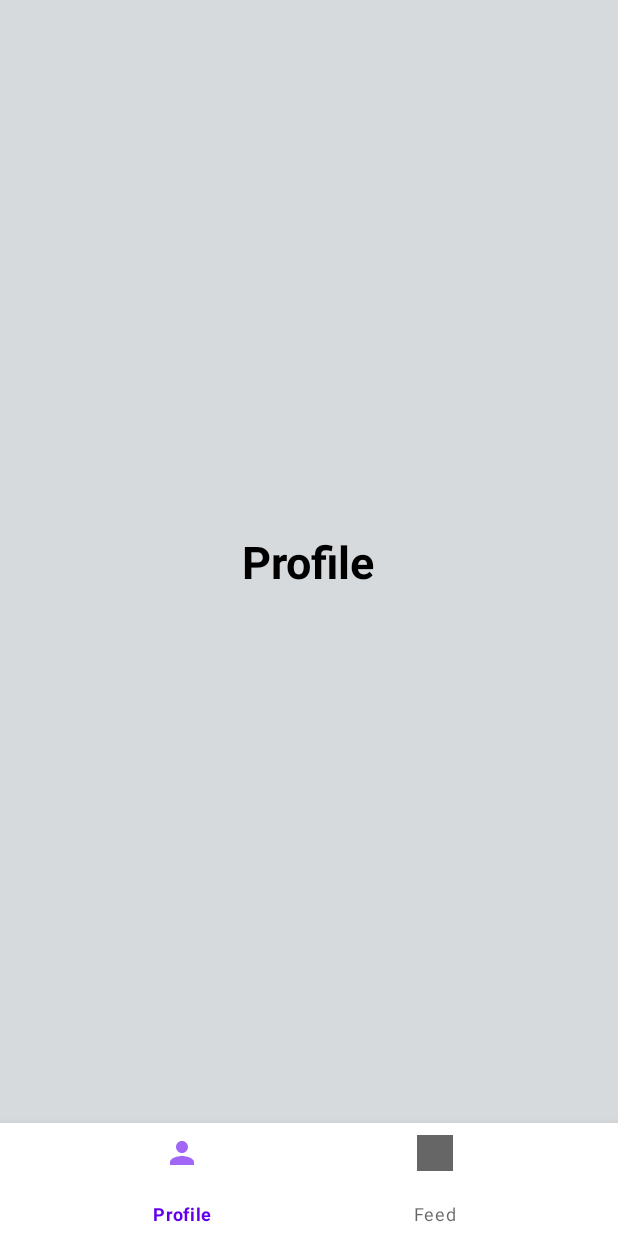
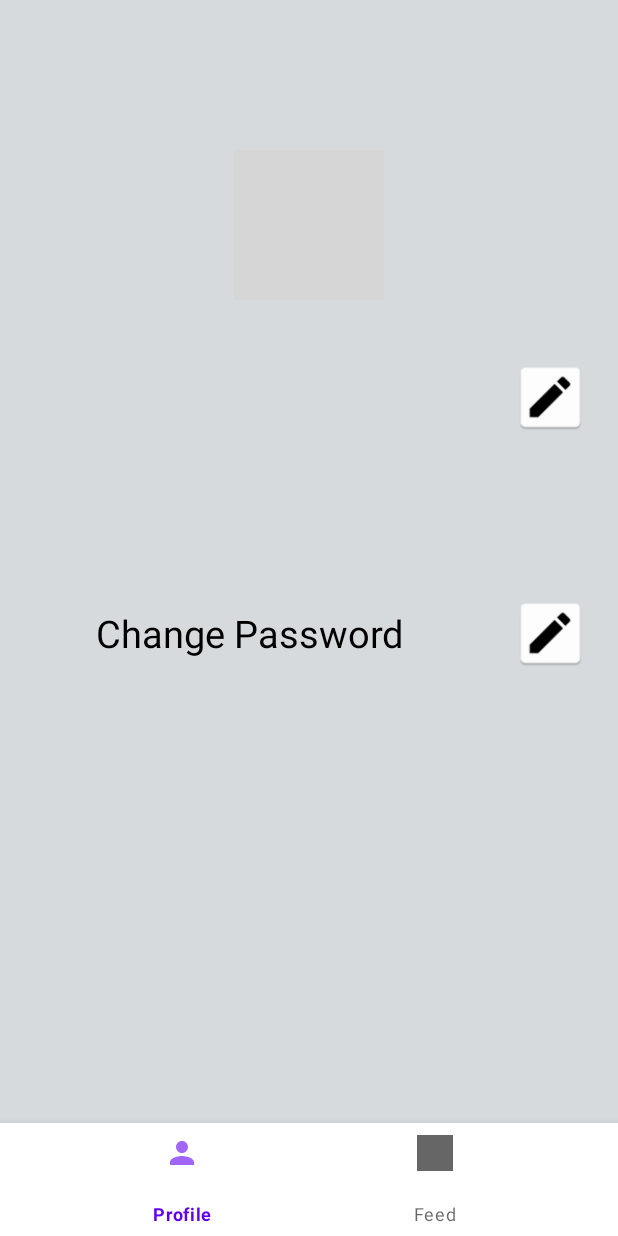
Before and after one commit to dudisamarel/social-app, an Android app: the fragment UserProfile placed in its activity, on a phone screen of 412 x 824 dp. Run offline under Robolectric (Android 15) with nearby library versions, the phone set to English and light mode, and no system bars; our stand-ins replace Firebase (no records; nobody signed in at launch, a user with empty details on screens opened directly), Picasso, navigation-ui; grey boxes are pictures that could not be loaded.

Commit message:
change pass

```diff
--- a/app/build.gradle
+++ b/app/build.gradle
@@ -31,6 +31,7 @@ android {
 }
 
 dependencies {
+    implementation 'com.squareup.picasso:picasso:2.8'
     implementation 'com.google.firebase:firebase-storage'
     implementation 'com.google.firebase:firebase-auth'
     implementation platform('com.google.firebase:firebase-bom:30.2.0')
--- a/app/src/main/java/com/colman/social_app/fragments/UserProfile.java
+++ b/app/src/main/java/com/colman/social_app/fragments/UserProfile.java
@@ -1,22 +1,134 @@
 package com.colman.social_app.fragments;
 
+import static com.colman.social_app.constants.Constants.PICK_IMAGE_REQUEST_CODE;
+
+import android.app.AlertDialog;
+import android.content.DialogInterface;
+import android.content.Intent;
 import android.os.Bundle;
 
+import androidx.annotation.Nullable;
 import androidx.fragment.app.Fragment;
 
+import android.util.Log;
 import android.view.LayoutInflater;
 import android.view.View;
 import android.view.ViewGroup;
+import android.widget.Button;
+import android.widget.EditText;
+import android.widget.ImageButton;
+import android.widget.ImageView;
+import android.widget.TextView;
+import android.widget.Toast;
 
 import com.colman.social_app.R;
+import com.colman.social_app.services.utils.DialogUtils;
+import com.colman.social_app.services.utils.ImageUtils;
+import com.colman.social_app.views.activities.Login;
+import com.google.firebase.auth.AuthCredential;
+import com.google.firebase.auth.EmailAuthProvider;
+import com.google.firebase.auth.FirebaseAuth;
+import com.google.firebase.auth.FirebaseUser;
+import com.squareup.picasso.Picasso;
 
 
 public class UserProfile extends Fragment {
+    ImageView profileIV;
+    ImageButton editPasswordIB;
+    ImageButton editNameIB;
+    ImageButton editEmailIB;
+    ImageUtils iu;
+    FirebaseUser user;
+
+    @Override
+    public View onCreateView(LayoutInflater inflater, ViewGroup container, Bundle savedInstanceState) {
+        user = FirebaseAuth.getInstance().getCurrentUser();
+        iu = new ImageUtils(getActivity());
+        View v = inflater.inflate(R.layout.fragment_user_profile, container, false);
+        if (user != null) {
+            profileIV = v.findViewById(R.id.profileIV);
+            TextView email = v.findViewById(R.id.emailTV);
+            email.setText(user.getEmail());
+            TextView fullName = v.findViewById(R.id.full_nameTV);
+            fullName.setText(user.getDisplayName());
+            Picasso.get().load(user.getPhotoUrl()).into(profileIV);
+        } else {
+            startActivity(new Intent(v.getContext(), Login.class));
+        }
+        v.findViewById(R.id.editNameIB).setOnClickListener(this::onClickEditName);
+        v.findViewById(R.id.editPasswordIB).setOnClickListener(this::onClickEditPassword);
+        profileIV.setOnClickListener(this::onClickEditImage);
+        return v;
+    }
+
+    private void onClickEditName(View view) {
+        FirebaseAuth.getInstance().signOut();
+        LayoutInflater inflater = this.getLayoutInflater();
+        View dialogView = inflater.inflate(R.layout.dialog_profile_name, null);
+        AlertDialog nameDialog = DialogUtils.dialog(this.getContext(), dialogView);
+        Button change = dialogView.findViewById(R.id.change_button);
+        EditText emailET = dialogView.findViewById(R.id.emailET);
+        EditText old_passwordET = dialogView.findViewById(R.id.old_passwordET);
+        EditText new_passwordET = dialogView.findViewById(R.id.new_passwordET);
+        change.setOnClickListener(v -> {
+            AuthCredential credential = EmailAuthProvider.getCredential(emailET.getText().toString(), old_passwordET.getText().toString());
+            user.reauthenticate(credential).addOnCompleteListener(auth -> {
+                if (auth.isSuccessful()) {
+                    user.updatePassword(new_passwordET.getText().toString()).addOnCompleteListener(t -> {
+                                if (t.isSuccessful()) {
+                                    nameDialog.dismiss();
+                                    Log.d("TAG", "onClickEditEmail:changed ");
+                                } else {
+                                    Log.d("Profile", t.getException().getMessage());
+                                    emailET.setError("Invalid mail");
+                                }
+                            }
+                    );
+                } else {
+                    Toast.makeText(this.getContext(), "Invalid email or password", Toast.LENGTH_SHORT).show();
+                }
+            });
+        });
+        nameDialog.show();
+    }
 
 
-    @Override
-    public View onCreateView(LayoutInflater inflater, ViewGroup container,
-                             Bundle savedInstanceState) {
-        return inflater.inflate(R.layout.fragment_user_profile, container, false);
+    private void onClickEditPassword(View view) {
+        LayoutInflater inflater = this.getLayoutInflater();
+        View dialogView = inflater.inflate(R.layout.dialog_profile_password, null);
+        AlertDialog passwordDialog = DialogUtils.dialog(this.getContext(), dialogView);
+        Button change = dialogView.findViewById(R.id.change_button);
+        EditText emailET = dialogView.findViewById(R.id.emailET);
+        EditText old_passwordET = dialogView.findViewById(R.id.old_passwordET);
+        EditText new_passwordET = dialogView.findViewById(R.id.new_passwordET);
+        change.setOnClickListener(v -> {
+           String em = emailET.getText().toString();
+           String pw = old_passwordET.getText().toString();
+            AuthCredential credential = EmailAuthProvider.getCredential(emailET.getText().toString(), old_passwordET.getText().toString());
+            user.reauthenticate(credential).addOnCompleteListener(auth -> {
+                if (auth.isSuccessful()) {
+                    user.updatePassword(new_passwordET.getText().toString()).addOnCompleteListener(t -> {
+                                if (t.isSuccessful()) {
+                                    passwordDialog.dismiss();
+                                    Log.d("TAG", "onClickEditEmail:changed ");
+                                } else {
+                                    Log.d("Profile", t.getException().getMessage());
+                                    emailET.setError("Invalid Password");
+                                }
+                            }
+                    );
+                } else {
+                    Log.d("Profile", auth.getException().getMessage());
+
+                    Toast.makeText(this.getContext(), "Invalid email or password", Toast.LENGTH_SHORT).show();
+                }
+            });
+        });
+        passwordDialog.show();
     }
+
+    private void onClickEditImage(View view) {
+        iu.selectImage();
+    }
+
 }
--- a/app/src/main/java/com/colman/social_app/views/activities/Login.java
+++ b/app/src/main/java/com/colman/social_app/views/activities/Login.java
@@ -21,7 +21,6 @@ public class Login extends AppCompatActivity {
     @Override
     protected void onCreate(Bundle savedInstanceState) {
         super.onCreate(savedInstanceState);
-        startActivity(new Intent(this, MainActivity.class));
         setContentView(R.layout.activity_login);
         email = findViewById(R.id.emailET);
         password = findViewById(R.id.passwordET);
--- a/app/src/main/res/layout/fragment_user_profile.xml
+++ b/app/src/main/res/layout/fragment_user_profile.xml
@@ -5,19 +5,109 @@
 	android:layout_width="match_parent"
 	android:layout_height="match_parent"
 	android:background="#D6DADD"
+	android:orientation="vertical"
+	tools:context="com.colman.social_app.fragments.UserProfile">
+
+
+	<com.google.android.material.imageview.ShapeableImageView
+		android:id="@+id/profileIV"
+		android:layout_width="100dp"
+		android:layout_height="100dp"
+		android:layout_gravity="center"
+		android:layout_marginTop="100dp"
+		android:background="@mipmap/avatar"
+		app:shapeAppearanceOverlay="@style/roundedImageViewRounded"
+		app:strokeColor="@color/black">
+
+	</com.google.android.material.imageview.ShapeableImageView>
+
+	<LinearLayout
+		android:layout_width="match_parent"
+		android:layout_height="wrap_content"
+		android:layout_marginHorizontal="20dp"
+		android:layout_marginTop="40dp"
+		android:orientation="horizontal">
+
+		<TextView
+			android:id="@+id/full_nameTV"
+			android:layout_width="0dp"
+			android:layout_height="wrap_content"
+			android:layout_gravity="center"
+			android:layout_weight="3"
 			android:gravity="center"
-    android:orientation="vertical"
-    tools:context="com.colman.social_app.views.activities.Login">
+			android:text="@string/full_name"
+			android:textColor="@color/black"
+			android:textSize="20sp"
+			android:textStyle="bold"/>
+
+		<Space
+			android:layout_width="0dp"
+			android:layout_height="match_parent"
+			android:layout_weight="1" />
+
+		<ImageButton
+			android:id="@+id/editNameIB"
+			android:layout_width="50dp"
+			android:layout_height="50dp"
+			android:layout_gravity="center"
+			android:background="@mipmap/ic_edit" />
+	</LinearLayout>
+
+	<LinearLayout
+		android:layout_width="match_parent"
+		android:layout_height="wrap_content"
+		android:layout_marginHorizontal="20dp"
+		android:layout_marginTop="40dp"
+		android:orientation="horizontal">
+
+		<TextView
+			android:id="@+id/emailTV"
+			android:layout_width="wrap_content"
+			android:layout_height="wrap_content"
+			android:layout_gravity="center"
+			android:layout_weight="3"
+			android:gravity="center"
+			android:text="@string/email"
+			android:textColor="@color/black"
+			android:textSize="20sp"
+			android:textStyle="bold
+"/>
+
+		<Space
+			android:layout_width="0dp"
+			android:layout_height="match_parent"
+			android:layout_weight="1" />
+
+
+	</LinearLayout>
+
+	<LinearLayout
+		android:layout_width="match_parent"
+		android:layout_height="wrap_content"
+		android:layout_marginHorizontal="20dp"
+		android:layout_marginTop="40dp"
+		android:orientation="horizontal">
 
 		<TextView
 			android:layout_width="wrap_content"
 			android:layout_height="wrap_content"
+			android:layout_gravity="center"
+			android:layout_weight="3"
 			android:gravity="center"
-        android:text="Profile"
+			android:text="@string/change_password"
 			android:textColor="@color/black"
-        android:textSize="30sp"
-        android:textStyle="bold" />
+			android:textSize="25sp" />
 
+		<Space
+			android:layout_width="wrap_content"
+			android:layout_height="match_parent"
+			android:layout_weight="1" />
 
-
+		<ImageButton
+			android:id="@+id/editPasswordIB"
+			android:layout_width="50dp"
+			android:layout_height="50dp"
+			android:layout_gravity="center"
+			android:background="@mipmap/ic_edit" />
 	</LinearLayout>
+</LinearLayout>
--- a/app/src/main/res/values/colors.xml
+++ b/app/src/main/res/values/colors.xml
@@ -9,4 +9,6 @@
     <color name="white">#FFFFFFFF</color>
     <color name="input_bg">#F5F5F5</color>
     <color name="gray">#999998</color>
+	<color name="dialog_green">#FF1C7920</color>
+    <color name="dialog_red">#80140C</color>
 </resources>
```
Also changed, not shown: app/src/main/AndroidManifest.xml (+7 -7 lines), app/src/main/java/com/colman/social_app/services/utils/DialogUtils.java (added, +21 -0 lines), app/src/main/res/layout/dialog_profile_name.xml (added, +81 -0 lines), app/src/main/res/layout/dialog_profile_password.xml (added, +80 -0 lines), app/src/main/res/values/strings.xml (+15 -0 lines), app/src/main/res/mipmap-hdpi/ic_edit.png (added), app/src/main/res/mipmap-mdpi/ic_edit.png (added), app/src/main/res/mipmap-xhdpi/ic_edit.png (added), app/src/main/res/mipmap-xxhdpi/ic_edit.png (added), app/src/main/res/mipmap-xxxhdpi/ic_edit.png (added). Lines whose indentation alone changed are shown as unchanged.
